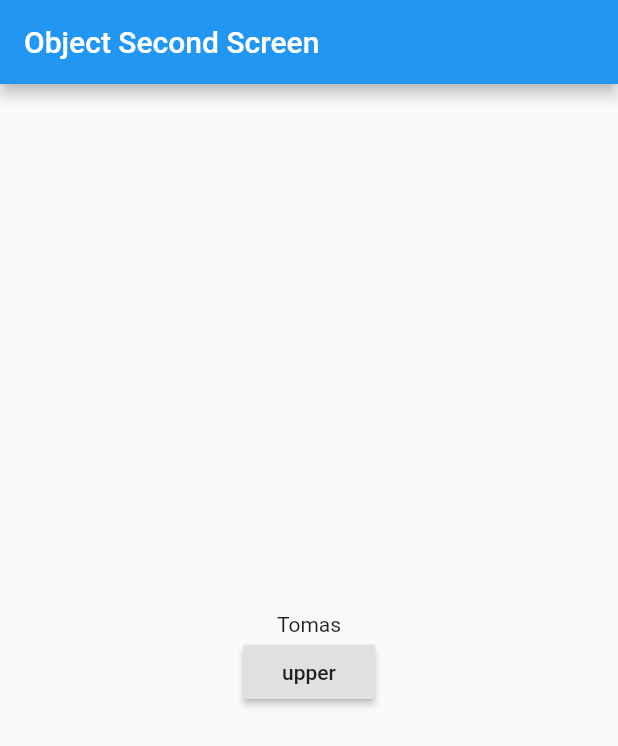
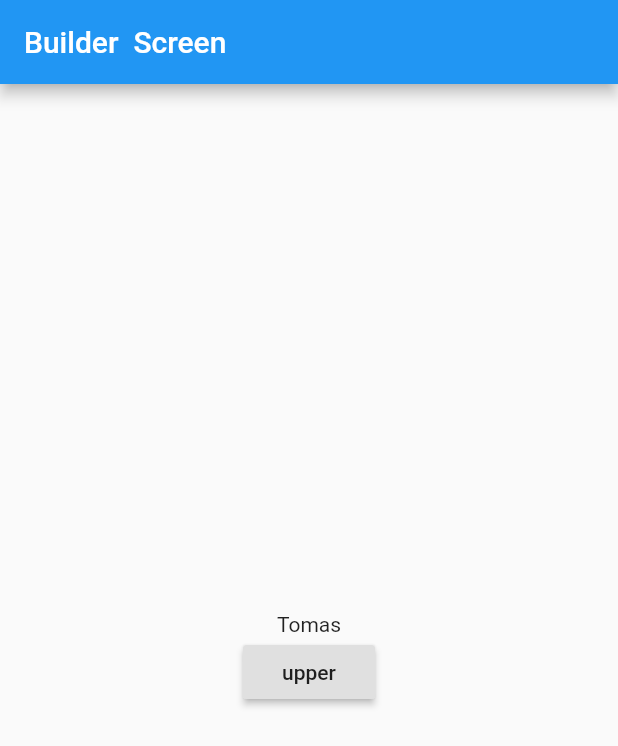
Before and after one commit to Abdalqader27/GetX-Tutorial, a Flutter app: the screen it shows after launch, on a phone screen of 412 x 824 dp. Shown: the top 746 px of the screen. Run offline on Flutter 3.47's test engine with Material 2 defaults, Android fonts, the phone set to English and light mode, and no system bars; our stand-ins replace get.

Commit message:
Controller  with  builder Getx

```diff
--- /dev/null
+++ b/lib/Simple State Manager- GetBuilder/builder-screen.dart
@@ -0,0 +1,35 @@
+import 'package:flutter/material.dart';
+import 'package:get/get.dart';
+import 'package:getx_tutorial/getx-controller/my-controller.dart';
+
+import 'my-builder-controller.dart';
+
+// ignore: must_be_immutable
+class BuilderScreen extends StatelessWidget {
+  @override
+  Widget build(BuildContext context) {
+    print("rebuild");
+    return Scaffold(
+      appBar: AppBar(title: Text("Builder  Screen ")),
+      body: Center(
+        child: Column(
+          mainAxisAlignment: MainAxisAlignment.center,
+          crossAxisAlignment: CrossAxisAlignment.center,
+          children: [
+            GetBuilder<MyBuilderController>(
+              init: MyBuilderController(),
+              builder: (data) => Column(
+                children: [
+                  Text(data.student.name.toString()),
+                  ///   you can replace this
+                  //   RaisedButton(child: Text("upper"), onPressed: () => data.toUpperCase())
+                ],
+              ),
+            ),
+            RaisedButton(child: Text("upper"), onPressed: () => Get.find<MyBuilderController>().toUpperCase())
+          ],
+        ),
+      ),
+    );
+  }
+}
--- /dev/null
+++ b/lib/Simple State Manager- GetBuilder/my-builder-controller.dart
@@ -0,0 +1,10 @@
+import 'package:get/get.dart';
+import 'package:getx_tutorial/models/student.dart';
+
+class MyBuilderController extends GetxController {
+  Student student = Student();
+
+  void toUpperCase() => {student.name.value = student.name.value.toUpperCase(),update()};
+
+  void toLowerCase() => {student.name.value = student.name.value.toLowerCase(),update()};
+}
--- a/lib/main.dart
+++ b/lib/main.dart
@@ -1,10 +1,6 @@
 import 'package:flutter/material.dart';
 import 'package:get/get.dart';
-import 'package:getx_tutorial/getx-controller/name-second-screen.dart';
-import 'package:getx_tutorial/navigation/navigation-first-screen.dart';
-
-import 'getx-controller/name-screen.dart';
-import 'reactive-state-manager/counter-screen.dart';
+import 'package:getx_tutorial/Simple%20State%20Manager-%20GetBuilder/builder-screen.dart';
 
 void main() => runApp(MyApp());
 
@@ -12,10 +8,11 @@ class MyApp extends StatelessWidget {
   @override
   Widget build(BuildContext context) {
     return GetMaterialApp(
-     // home: NavigationFirstScreen(),
-//      home: CounterScreen(),
- //     home: NameScreen(),
-      home: NameSecondScreen(),
+      // home: NavigationFirstScreen(),
+      //    home: CounterScreen(),
+      //     home: NameScreen(),
+      //   home: NameSecondScreen(),
+      home: BuilderScreen(),
     );
   }
 }
```
